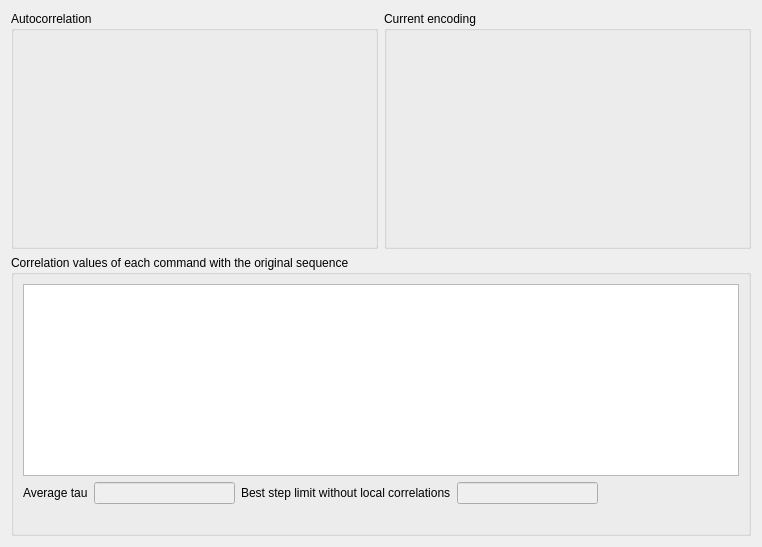
Old version of the form config_encoding.ui in the repository medusabci/app-cvep-speller.
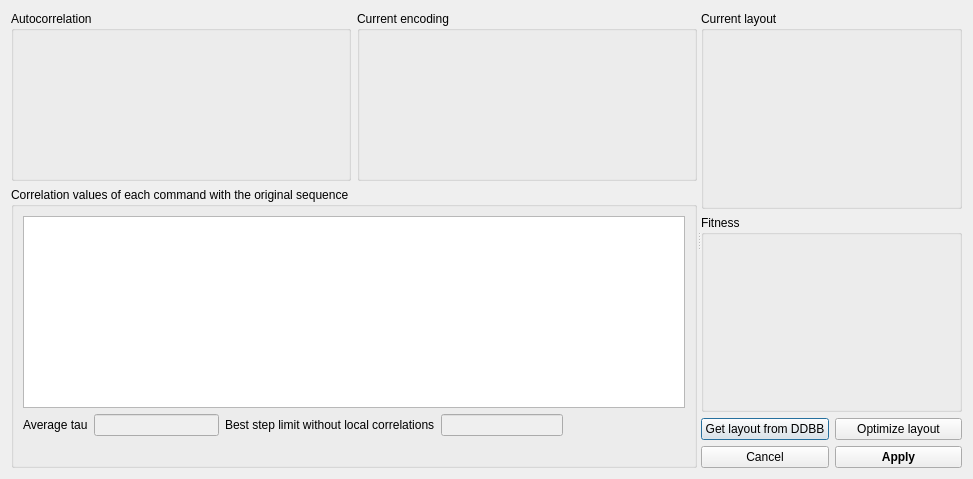
New version of the form.

Commit message: cvep 2.0, added: dynamic checkerboard, midpoint, shortcuts to change dimensions and separations, and layout optimization

Patch:
```diff
--- a/config_encoding.ui
+++ b/config_encoding.ui
@@ -6,13 +6,20 @@
    <rect>
     <x>0</x>
     <y>0</y>
-    <width>762</width>
-    <height>547</height>
+    <width>973</width>
+    <height>479</height>
    </rect>
   </property>
   <property name="windowTitle">
    <string>Dialog</string>
   </property>
+  <layout class="QVBoxLayout" name="verticalLayout_4">
+   <item>
+    <widget class="QSplitter" name="splitter">
+     <property name="orientation">
+      <enum>Qt::Horizontal</enum>
+     </property>
+     <widget class="QWidget" name="verticalLayoutWidget">
   <layout class="QVBoxLayout" name="verticalLayout">
    <item>
     <layout class="QHBoxLayout" name="horizontalLayout">
@@ -146,6 +153,95 @@
        </widget>
       </item>
      </layout>
+        </widget>
+       </item>
+      </layout>
+     </widget>
+     <widget class="QWidget" name="verticalLayoutWidget_2">
+      <layout class="QVBoxLayout" name="verticalLayout_2">
+       <item>
+        <widget class="QGroupBox" name="groupBox_4">
+         <property name="title">
+          <string>Current layout</string>
+         </property>
+         <layout class="QHBoxLayout" name="horizontalLayout_3">
+          <item>
+           <layout class="QVBoxLayout" name="layout_layout"/>
+          </item>
+         </layout>
+        </widget>
+       </item>
+       <item>
+        <widget class="QGroupBox" name="groupBox_5">
+         <property name="title">
+          <string>Fitness</string>
+         </property>
+         <layout class="QVBoxLayout" name="verticalLayout_8">
+          <item>
+           <widget class="QLabel" name="label_fitness">
+            <property name="text">
+             <string/>
+            </property>
+            <property name="textFormat">
+             <enum>Qt::RichText</enum>
+            </property>
+            <property name="wordWrap">
+             <bool>true</bool>
+            </property>
+           </widget>
+          </item>
+         </layout>
+        </widget>
+       </item>
+       <item>
+        <layout class="QHBoxLayout" name="horizontalLayout_4">
+         <item>
+          <widget class="QPushButton" name="btn_retrieve_ddbb_layout">
+           <property name="text">
+            <string>Get layout from DDBB</string>
+           </property>
+          </widget>
+         </item>
+         <item>
+          <widget class="QPushButton" name="btn_optimize_layout">
+           <property name="text">
+            <string>Optimize layout</string>
+           </property>
+          </widget>
+         </item>
+        </layout>
+       </item>
+       <item>
+        <layout class="QHBoxLayout" name="horizontalLayout_5">
+         <item>
+          <widget class="QPushButton" name="btn_cancel">
+           <property name="styleSheet">
+            <string notr="true">background-color: 'red';</string>
+           </property>
+           <property name="text">
+            <string>Cancel</string>
+           </property>
+          </widget>
+         </item>
+         <item>
+          <widget class="QPushButton" name="btn_apply">
+           <property name="font">
+            <font>
+             <bold>true</bold>
+            </font>
+           </property>
+           <property name="styleSheet">
+            <string notr="true">background-color: 'blue';</string>
+           </property>
+           <property name="text">
+            <string>Apply</string>
+           </property>
+          </widget>
+         </item>
+        </layout>
+       </item>
+      </layout>
+     </widget>
     </widget>
    </item>
   </layout>
```
Lines whose indentation alone changed are shown as unchanged. The commit also changes 1023 other files.
